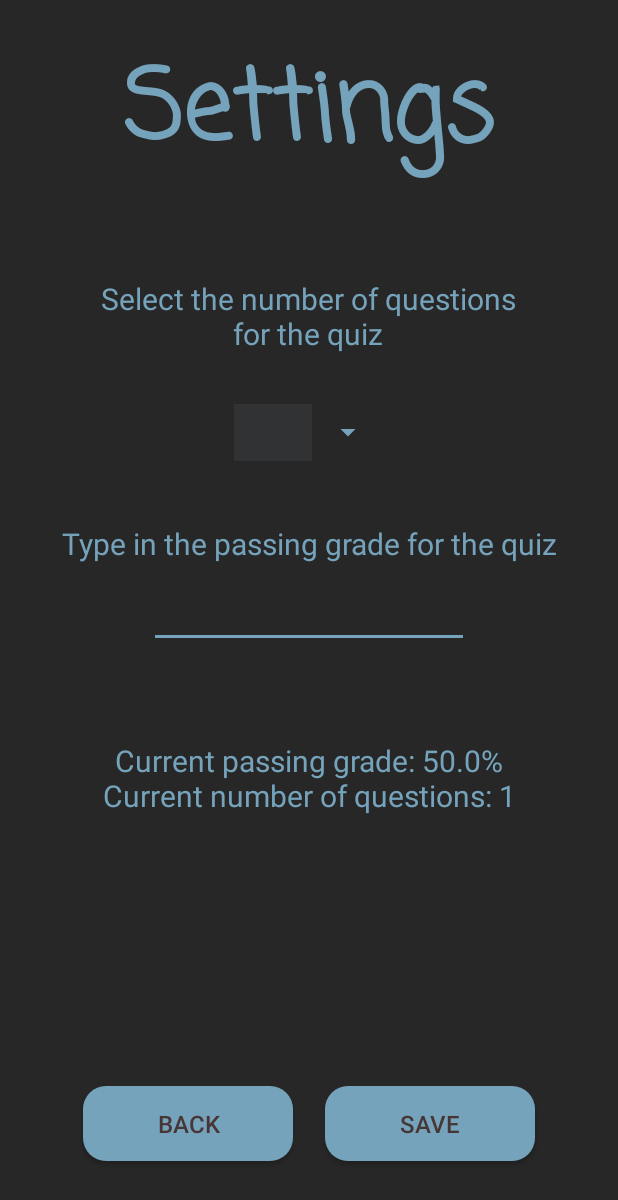
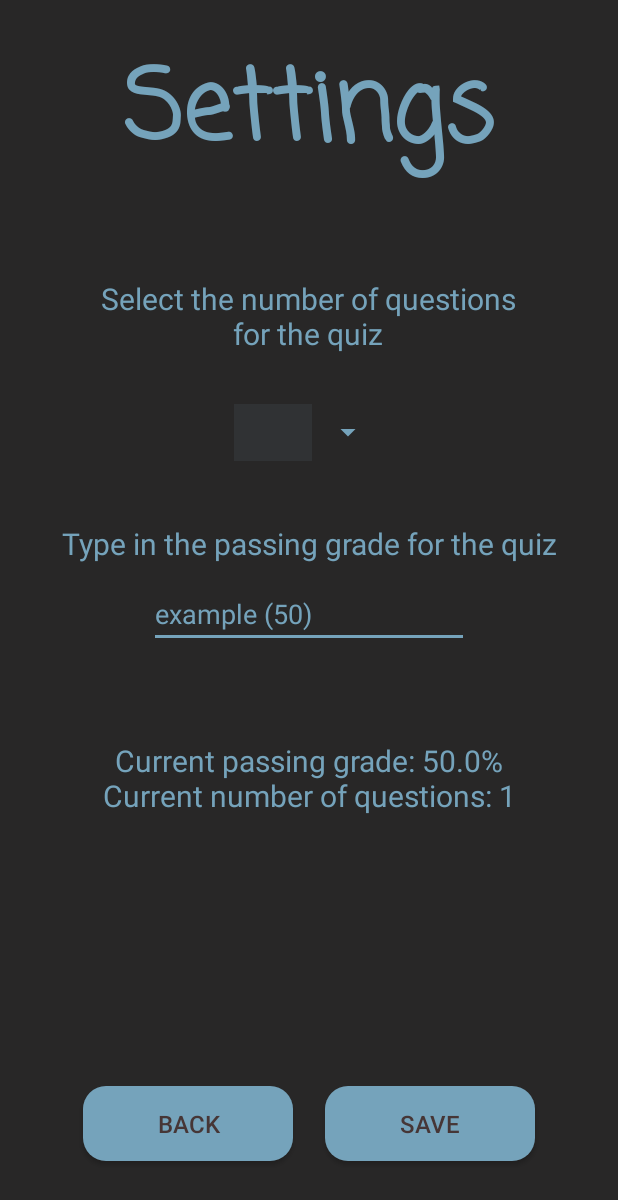
Before and after one commit to Gjeedeic/SEG3125, an Android app: the Settings screen opened directly, with no data from a screen before it, on a phone screen of 412 x 824 dp. Shown: the top 1200 px of the screen. Run offline under Robolectric (Android 15) with nearby library versions, the phone set to English and light mode, and no system bars; Roboto replaces fonts that are not available here.

Commit message:
Update activity_settings.xml
added hint for passing grade

```diff
--- a/QuizGame2/app/src/main/res/layout/activity_settings.xml
+++ b/QuizGame2/app/src/main/res/layout/activity_settings.xml
@@ -97,6 +97,8 @@
         android:layout_height="wrap_content"
         android:layout_marginTop="40dp"
         android:ems="10"
+        android:hint="example (50)"
+        android:textColorHint="#75A3BB"
         android:inputType="textPersonName"
         android:textColor="#75A3BB"
         app:backgroundTint="#75A3BB"
```
